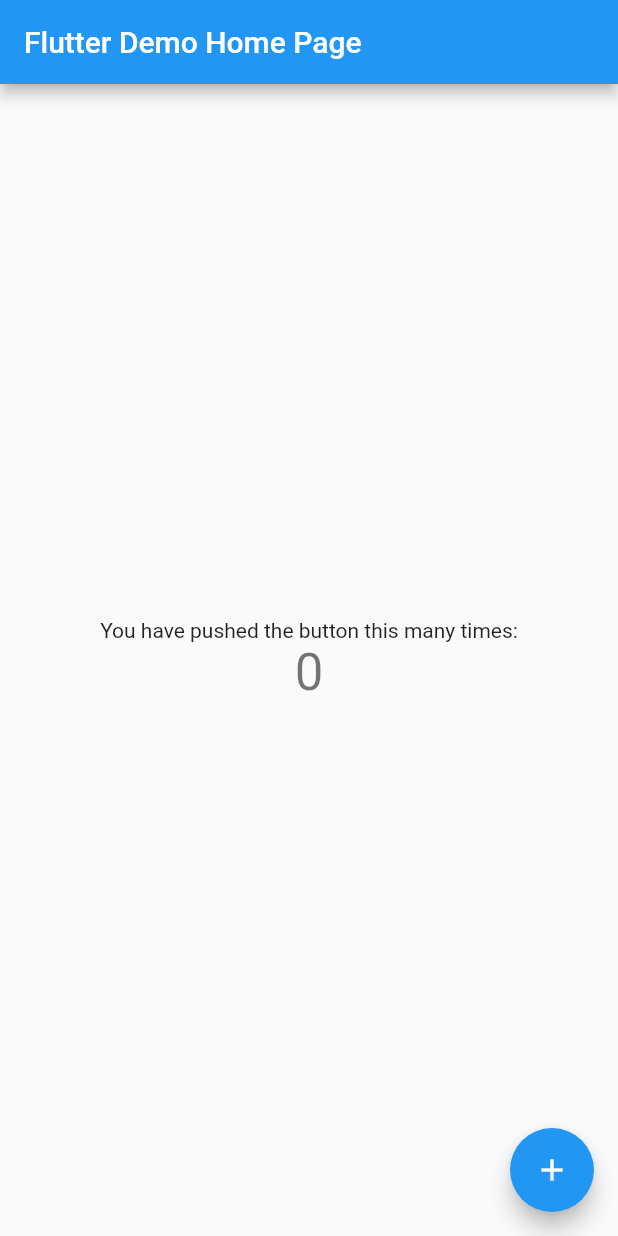
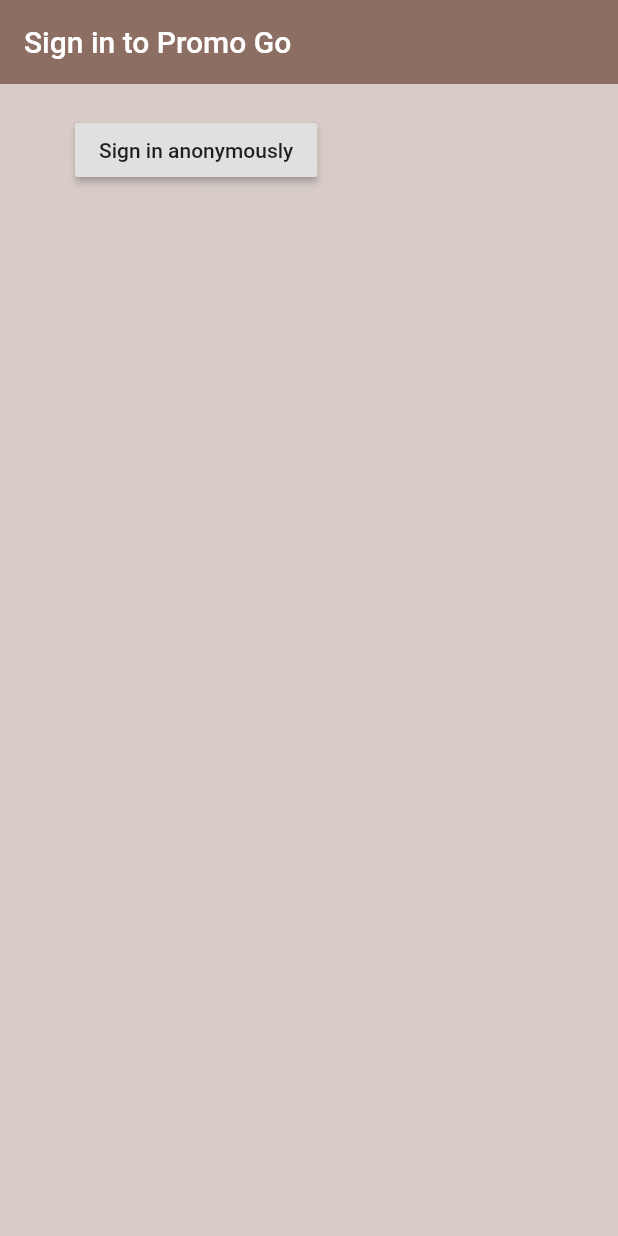
Before and after one commit to jon-chua/PromoGo, a Flutter app: the screen it shows after launch, on a phone screen of 412 x 824 dp. Run offline on Flutter 3.47's test engine with Material 2 defaults, Android fonts, the phone set to English and light mode, and no system bars; our stand-ins replace firebase_auth; accounts and stored records are empty.

Commit message:
Add sign in anonymously

```diff
--- a/promo_go/lib/main.dart
+++ b/promo_go/lib/main.dart
@@ -1,4 +1,5 @@
 import 'package:flutter/material.dart';
+import 'package:promogo/screens/wrapper.dart';
 
 void main() {
   runApp(MyApp());
@@ -9,109 +10,7 @@
   @override
   Widget build(BuildContext context) {
     return MaterialApp(
-      title: 'Flutter Demo',
-      theme: ThemeData(
-        // This is the theme of your application.
-        //
-        // Try running your application with "flutter run". You'll see the
-        // application has a blue toolbar. Then, without quitting the app, try
-        // changing the primarySwatch below to Colors.green and then invoke
-        // "hot reload" (press "r" in the console where you ran "flutter run",
-        // or simply save your changes to "hot reload" in a Flutter IDE).
-        // Notice that the counter didn't reset back to zero; the application
-        // is not restarted.
-        primarySwatch: Colors.blue,
-        // This makes the visual density adapt to the platform that you run
-        // the app on. For desktop platforms, the controls will be smaller and
-        // closer together (more dense) than on mobile platforms.
-        visualDensity: VisualDensity.adaptivePlatformDensity,
-      ),
-      home: MyHomePage(title: 'Flutter Demo Home Page'),
+      home: Wrapper(),
     );
   }
 }
-
-class MyHomePage extends StatefulWidget {
-  MyHomePage({Key key, this.title}) : super(key: key);
-
-  // This widget is the home page of your application. It is stateful, meaning
-  // that it has a State object (defined below) that contains fields that affect
-  // how it looks.
-
-  // This class is the configuration for the state. It holds the values (in this
-  // case the title) provided by the parent (in this case the App widget) and
-  // used by the build method of the State. Fields in a Widget subclass are
-  // always marked "final".
-
-  final String title;
-
-  @override
-  _MyHomePageState createState() => _MyHomePageState();
-}
-
-class _MyHomePageState extends State<MyHomePage> {
-  int _counter = 0;
-
-  void _incrementCounter() {
-    setState(() {
-      // This call to setState tells the Flutter framework that something has
-      // changed in this State, which causes it to rerun the build method below
-      // so that the display can reflect the updated values. If we changed
-      // _counter without calling setState(), then the build method would not be
-      // called again, and so nothing would appear to happen.
-      _counter++;
-    });
-  }
-
-  @override
-  Widget build(BuildContext context) {
-    // This method is rerun every time setState is called, for instance as done
-    // by the _incrementCounter method above.
-    //
-    // The Flutter framework has been optimized to make rerunning build methods
-    // fast, so that you can just rebuild anything that needs updating rather
-    // than having to individually change instances of widgets.
-    return Scaffold(
-      appBar: AppBar(
-        // Here we take the value from the MyHomePage object that was created by
-        // the App.build method, and use it to set our appbar title.
-        title: Text(widget.title),
-      ),
-      body: Center(
-        // Center is a layout widget. It takes a single child and positions it
-        // in the middle of the parent.
-        child: Column(
-          // Column is also a layout widget. It takes a list of children and
-          // arranges them vertically. By default, it sizes itself to fit its
-          // children horizontally, and tries to be as tall as its parent.
-          //
-          // Invoke "debug painting" (press "p" in the console, choose the
-          // "Toggle Debug Paint" action from the Flutter Inspector in Android
-          // Studio, or the "Toggle Debug Paint" command in Visual Studio Code)
-          // to see the wireframe for each widget.
-          //
-          // Column has various properties to control how it sizes itself and
-          // how it positions its children. Here we use mainAxisAlignment to
-          // center the children vertically; the main axis here is the vertical
-          // axis because Columns are vertical (the cross axis would be
-          // horizontal).
-          mainAxisAlignment: MainAxisAlignment.center,
-          children: <Widget>[
-            Text(
-              'You have pushed the button this many times:',
-            ),
-            Text(
-              '$_counter',
-              style: Theme.of(context).textTheme.headline4,
-            ),
-          ],
-        ),
-      ),
-      floatingActionButton: FloatingActionButton(
-        onPressed: _incrementCounter,
-        tooltip: 'Increment',
-        child: Icon(Icons.add),
-      ), // This trailing comma makes auto-formatting nicer for build methods.
-    );
-  }
-}
--- /dev/null
+++ b/promo_go/lib/screens/authenticate/authenticate.dart
@@ -0,0 +1,16 @@
+import 'package:flutter/material.dart';
+import 'package:promogo/screens/authenticate/sign_in.dart';
+
+class Authenticate extends StatefulWidget {
+  @override
+  _AuthenticateState createState() => _AuthenticateState();
+}
+
+class _AuthenticateState extends State<Authenticate> {
+  @override
+  Widget build(BuildContext context) {
+    return Container(
+      child: SignIn(),
+    );
+  }
+}
--- /dev/null
+++ b/promo_go/lib/screens/authenticate/sign_in.dart
@@ -0,0 +1,39 @@
+import 'package:flutter/material.dart';
+import 'package:promogo/services/auth.dart';
+
+class SignIn extends StatefulWidget {
+  @override
+  _SignInState createState() => _SignInState();
+}
+
+class _SignInState extends State<SignIn> {
+
+  final AuthService _auth = AuthService();
+
+  @override
+  Widget build(BuildContext context) {
+    return Scaffold(
+      backgroundColor: Colors.brown[100],
+      appBar: AppBar(
+        backgroundColor: Colors.brown[400],
+        elevation: 0.0,
+        title: Text('Sign in to Promo Go')
+      ),
+      body: Container(
+        padding: EdgeInsets.symmetric(vertical: 20.0, horizontal: 50.0),
+        child: RaisedButton(
+          child: Text('Sign in anonymously'),
+          onPressed: () async {
+            dynamic result = await _auth.signInAnon();
+            if (result == null) {
+              print('Error signing in');
+            } else {
+              print('Signed in');
+              print(result);
+            }
+          }
+        ),
+      ),
+    );
+  }
+}
--- /dev/null
+++ b/promo_go/lib/screens/wrapper.dart
@@ -0,0 +1,12 @@
+import 'package:flutter/material.dart';
+import 'package:promogo/screens/authenticate/authenticate.dart';
+import 'package:promogo/screens/home/home.dart';
+
+class Wrapper extends StatelessWidget {
+  @override
+  Widget build(BuildContext context) {
+    // return Home or Authenticate widget
+//    return Home();
+    return Authenticate();
+  }
+}
--- a/promo_go/pubspec.yaml
+++ b/promo_go/pubspec.yaml
@@ -28,6 +28,11 @@
   # The following adds the Cupertino Icons font to your application.
   # Use with the CupertinoIcons class for iOS style icons.
   cupertino_icons: ^0.1.3
+#  firebase_auth: ^0.14.0+5
+  firebase_auth: ^0.16.1
+  cloud_firestore: ^0.13.7
+#  cloud_firestore: ^0.12.9_4
+
 
 dev_dependencies:
   flutter_test:
```
Also changed, not shown: promo_go/lib/screens/home/home.dart (added, +10 -0 lines), promo_go/lib/services/auth.dart (added, +24 -0 lines), promo_go/pubspec.lock, 6 other files.
